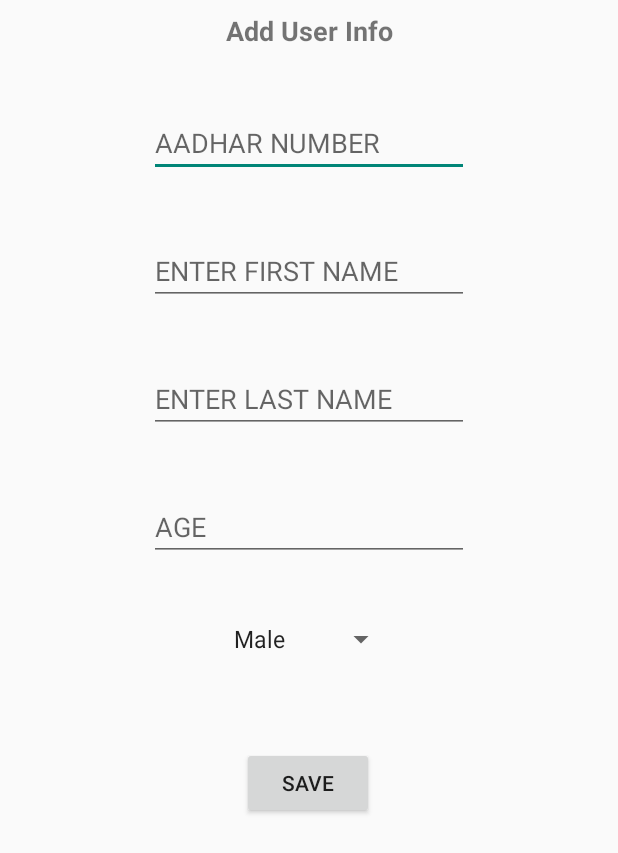
After one commit to Varsha-Kini/VisualAcuity, an Android app: the Database screen opened directly, with no data from a screen before it, on a phone screen of 412 x 824 dp. The commit adds this screen. Shown: the top 853 px of the screen. Run offline under Robolectric (Android 15) with nearby library versions, the phone set to English and light mode, and no system bars; our stand-ins replace Firebase (no records; nobody signed in at launch, a user with empty details on screens opened directly).

Commit message:
initial commit

```diff
--- a/app/build.gradle
+++ b/app/build.gradle
@@ -1,4 +1,5 @@
 apply plugin: 'com.android.application'
+apply plugin: 'com.google.gms.google-services'
 
 android {
     compileSdkVersion 29
@@ -22,11 +23,13 @@ dependencies {
     implementation fileTree(dir: 'libs', include: ['*.jar'])
     implementation 'androidx.appcompat:appcompat:1.1.0'
     implementation 'androidx.constraintlayout:constraintlayout:1.1.3'
+    implementation 'com.google.firebase:firebase-database:16.0.4'
     testImplementation 'junit:junit:4.12'
     androidTestImplementation 'androidx.test:runner:1.2.0'
     androidTestImplementation 'androidx.test.espresso:espresso-core:3.2.0'
     implementation 'com.github.pwittchen:swipe-rx2:0.3.0'
     implementation 'pl.droidsonroids.gif:android-gif-drawable:1.2.3'
+    //noinspection GradleCompatible
     implementation 'com.android.support:cardview-v7:25.2.1'
     implementation 'de.hdodenhof:circleimageview:3.1.0'
     implementation 'com.github.smarteist:autoimageslider:1.3.2'
--- a/app/src/main/AndroidManifest.xml
+++ b/app/src/main/AndroidManifest.xml
@@ -25,6 +25,11 @@
             android:name=".HomeActivity"
             android:noHistory="true"
             android:theme="@style/HomeActivityTheme" />
+        <activity android:name=".Database"
+            android:theme="@style/DatabaseTheme"/>
+        <activity android:name=".user"
+            android:theme="@style/UserTheme"/>
+
         <activity
             android:name=".SplashScreen"
             android:noHistory="true"
--- /dev/null
+++ b/app/src/main/java/com/example/android/visualacuity/Database.java
@@ -0,0 +1,85 @@
+package com.example.android.visualacuity;
+
+import android.os.Bundle;
+import android.text.TextUtils;
+import android.view.View;
+import android.widget.Button;
+import android.widget.EditText;
+import android.widget.Spinner;
+import android.widget.Toast;
+
+import androidx.appcompat.app.AppCompatActivity;
+
+import com.google.firebase.database.DatabaseReference;
+import com.google.firebase.database.FirebaseDatabase;
+import com.google.firebase.database.annotations.NotNull;
+
+public class Database extends AppCompatActivity {
+    EditText fname,lname,aadhar_number,age;
+    Button save_info;
+    Spinner gen;
+    DatabaseReference database;
+
+    @Override
+    protected void onCreate(Bundle savedInstanceState) {
+        super.onCreate(savedInstanceState);
+        setContentView(R.layout.activity_database);
+        fname= findViewById(R.id.txt_first_name);
+        lname=findViewById(R.id.txt_last_name);
+        aadhar_number= findViewById(R.id.txt_user_id);
+        age= findViewById(R.id.txt_user_age);
+        save_info= findViewById(R.id.bn_save);
+        gen=findViewById(R.id.spinner_gender);
+        database= FirebaseDatabase.getInstance().getReference();
+
+
+        save_info.setOnClickListener(new View.OnClickListener(){
+
+            @Override
+            public void onClick(View v) {
+                User();
+
+            }
+        });
+
+
+    }
+    private void User()
+    {
+        String firstname=fname.getText().toString().trim();
+        String lastname=lname.getText().toString().trim();
+        String userid=aadhar_number.getText().toString().trim();
+        String userage=age.getText().toString().trim();
+        String gender=gen.getSelectedItem().toString();
+
+        if(firstname.matches(" "))
+        {
+            Toast.makeText(this,"Enter Your Name",Toast.LENGTH_LONG).show();
+        }
+        else if (lastname.matches(" "))
+        {
+            Toast.makeText(this,"Enter Your Name",Toast.LENGTH_LONG).show();
+        }
+        else if(userid.matches(" "))
+        {
+            Toast.makeText(this,"Enter valid Aadhar number",Toast.LENGTH_LONG).show();
+        }
+        else if (userage.matches(" "))
+        {
+            Toast.makeText(this,"Enter Your Age",Toast.LENGTH_LONG).show();
+        }
+
+
+
+        else
+        {
+            @NotNull
+            String uid=database.push().getKey();
+            user user=new user(uid,userid,firstname,lastname,userage,gender);
+            database.child(uid).setValue(user);
+            Toast.makeText(this, "User Added....", Toast.LENGTH_LONG).show();
+
+        }
+
+    }
+}
--- /dev/null
+++ b/app/src/main/res/layout/activity_database.xml
@@ -0,0 +1,109 @@
+<?xml version="1.0" encoding="utf-8"?>
+<androidx.constraintlayout.widget.ConstraintLayout xmlns:android="http://schemas.android.com/apk/res/android"
+    xmlns:app="http://schemas.android.com/apk/res-auto"
+    xmlns:tools="http://schemas.android.com/tools"
+    android:layout_width="match_parent"
+    android:layout_height="match_parent"
+    tools:context=".MainActivity">
+
+    <TextView
+        android:id="@+id/textView"
+        android:layout_width="wrap_content"
+        android:layout_height="wrap_content"
+        android:text="Add User Info"
+        android:layout_marginEnd="8dp"
+        android:layout_marginStart="8dp"
+        android:layout_marginTop="8dp"
+        android:textAlignment="center"
+        android:textSize="18sp"
+        android:textStyle="bold"
+        app:layout_constraintEnd_toEndOf="parent"
+        app:layout_constraintStart_toStartOf="parent"
+        app:layout_constraintTop_toTopOf="parent"
+        />
+    <EditText
+        android:id="@+id/txt_user_id"
+        android:layout_width="wrap_content"
+        android:layout_height="wrap_content"
+        android:hint="AADHAR NUMBER"
+        android:layout_marginEnd="8dp"
+        android:layout_marginStart="8dp"
+        android:layout_marginTop="40dp"
+        android:ems="10"
+        android:inputType="number"
+        app:layout_constraintEnd_toEndOf="parent"
+        app:layout_constraintStart_toStartOf="parent"
+        app:layout_constraintTop_toBottomOf="@+id/textView"
+        />
+    <EditText
+        android:id="@+id/txt_first_name"
+        android:layout_width="wrap_content"
+        android:layout_height="wrap_content"
+        android:hint="ENTER FIRST NAME"
+        android:layout_marginEnd="8dp"
+        android:layout_marginStart="8dp"
+        android:layout_marginTop="40dp"
+        android:ems="10"
+        android:inputType="number"
+        app:layout_constraintEnd_toEndOf="parent"
+        app:layout_constraintStart_toStartOf="parent"
+        app:layout_constraintTop_toBottomOf="@+id/txt_user_id"
+        />
+    <EditText
+        android:id="@+id/txt_last_name"
+        android:layout_width="wrap_content"
+        android:layout_height="wrap_content"
+        android:hint="ENTER LAST NAME"
+        android:layout_marginEnd="8dp"
+        android:layout_marginStart="8dp"
+        android:layout_marginTop="40dp"
+        android:ems="10"
+        android:inputType="textPersonName"
+        app:layout_constraintEnd_toEndOf="parent"
+        app:layout_constraintStart_toStartOf="parent"
+        app:layout_constraintTop_toBottomOf="@+id/txt_first_name"
+        />
+    <EditText
+        android:id="@+id/txt_user_age"
+        android:layout_width="wrap_content"
+        android:layout_height="wrap_content"
+        android:hint="AGE"
+        android:layout_marginEnd="8dp"
+        android:layout_marginStart="8dp"
+        android:layout_marginTop="40dp"
+        android:ems="10"
+        android:inputType="number"
+        app:layout_constraintEnd_toEndOf="parent"
+        app:layout_constraintStart_toStartOf="parent"
+        app:layout_constraintTop_toBottomOf="@+id/txt_last_name"
+        />
+
+    <Button
+        android:id="@+id/bn_save"
+        android:layout_width="wrap_content"
+        android:layout_height="wrap_content"
+        android:layout_marginStart="8dp"
+        android:layout_marginTop="60dp"
+        android:layout_marginEnd="8dp"
+        android:text="SAVE"
+        app:layout_constraintEnd_toEndOf="parent"
+        app:layout_constraintHorizontal_bias="0.498"
+        app:layout_constraintStart_toStartOf="parent"
+        app:layout_constraintTop_toBottomOf="@+id/spinner_gender"
+        tools:ignore="UnknownId" />
+
+    <Spinner
+        android:id="@+id/spinner_gender"
+        android:layout_width="wrap_content"
+        android:layout_height="wrap_content"
+        android:layout_marginStart="8dp"
+        android:layout_marginTop="40dp"
+        android:layout_marginEnd="8dp"
+        android:entries="@array/gender"
+        app:layout_constraintBottom_toBottomOf="parent"
+        app:layout_constraintEnd_toEndOf="parent"
+        app:layout_constraintStart_toStartOf="parent"
+        app:layout_constraintTop_toBottomOf="@id/txt_user_age"
+        app:layout_constraintVertical_bias="0.0" />
+
+</androidx.constraintlayout.widget.ConstraintLayout>
--- a/app/src/main/res/values/strings.xml
+++ b/app/src/main/res/values/strings.xml
@@ -5,4 +5,10 @@
     <string name="instruction3">3.Measure &lt;b>2 metres&lt;/b>  between you and the patient</string>
     <string name="instruction4">4.Ask the patient to &lt;b>cover one eye with the palm&lt;/b> of their hand</string>
     <string name="wrong">\u2716</string>
+    <string-array name="gender">
+        <item>Male</item>
+        <item>Female</item>
+    </string-array>
+
+
 </resources>
--- a/app/src/main/res/values/styles.xml
+++ b/app/src/main/res/values/styles.xml
@@ -9,6 +9,8 @@
     </style>
 
     <style name="SplashScreen" parent="Theme.AppCompat.Light.NoActionBar"></style>
+    <style name="DatabaseTheme" parent="Theme.AppCompat.Light.NoActionBar"></style>
+    <style name="UserTheme" parent="Theme.AppCompat.Light.NoActionBar"></style>
 
     <style name="MainActivityTheme" parent="Theme.AppCompat.Light.NoActionBar">
         <item name="colorPrimary">@color/colorPrimary</item>
--- a/build.gradle
+++ b/build.gradle
@@ -8,6 +8,7 @@ buildscript {
     }
     dependencies {
         classpath 'com.android.tools.build:gradle:3.5.3'
+        classpath 'com.google.gms:google-services:4.2.0'
 
         // NOTE: Do not place your application dependencies here; they belong
         // in the individual module build.gradle files
```
Also changed, not shown: app/src/main/java/com/example/android/visualacuity/MainActivity.java (+5 -2 lines), app/src/main/java/com/example/android/visualacuity/user.java (added, +55 -0 lines), app/src/main/res/layout/activity_main.xml (+4 -4 lines), app/src/main/res/layout/activity_result.xml (+15 -2 lines), app/src/main/res/drawable/user.png (added), 1 other file.
